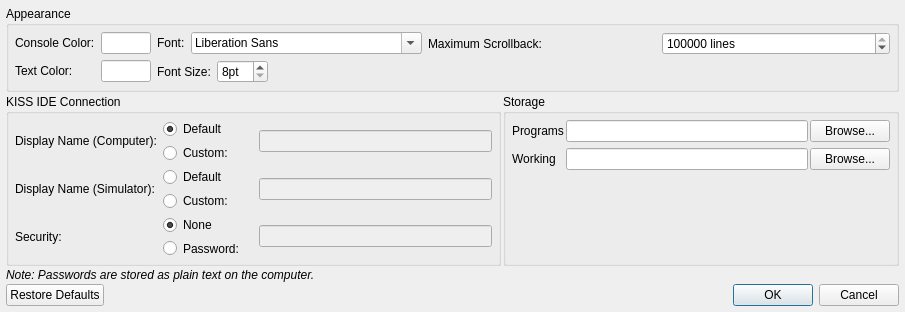
The window that ui/settings_dialog.ui (kipr/cs2) describes before a commit, drawn with Qt 5.
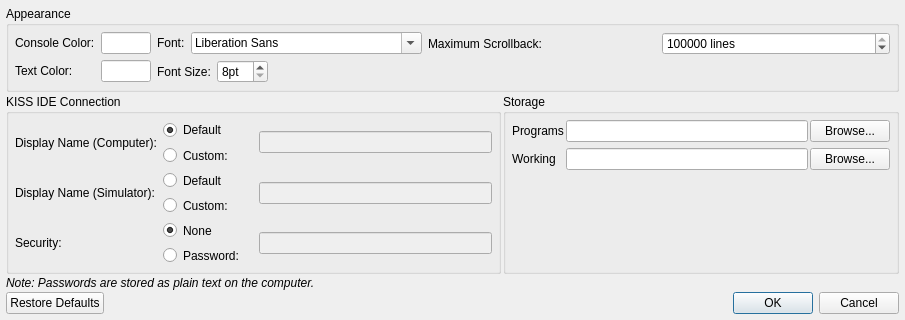
The same window after the commit. Custom widgets are drawn as their Qt base class.

Commit message: Made settings dialog a liiiiiiiiiittle bigger

Patch:
```diff
--- a/ui/settings_dialog.ui
+++ b/ui/settings_dialog.ui
@@ -7,7 +7,7 @@
     <x>0</x>
     <y>0</y>
     <width>905</width>
-    <height>312</height>
+    <height>320</height>
    </rect>
   </property>
   <property name="sizePolicy">
@@ -19,13 +19,13 @@
   <property name="minimumSize">
    <size>
     <width>905</width>
-    <height>312</height>
+    <height>320</height>
    </size>
   </property>
   <property name="maximumSize">
    <size>
     <width>905</width>
-    <height>312</height>
+    <height>320</height>
    </size>
   </property>
   <property name="windowTitle">
```
